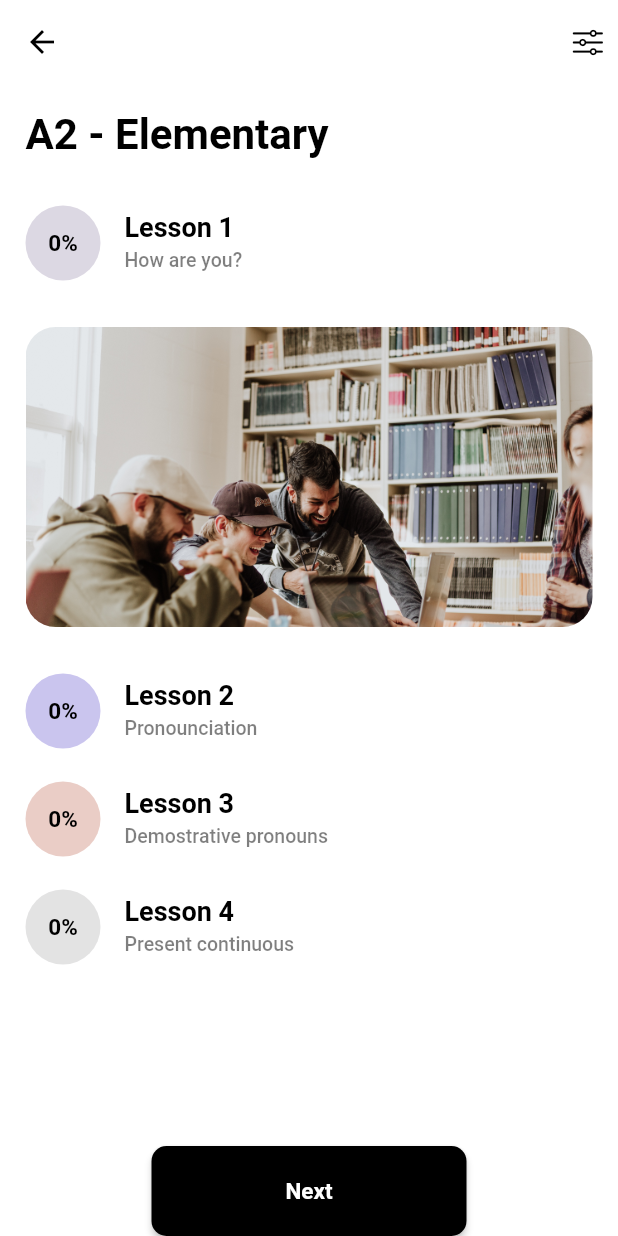
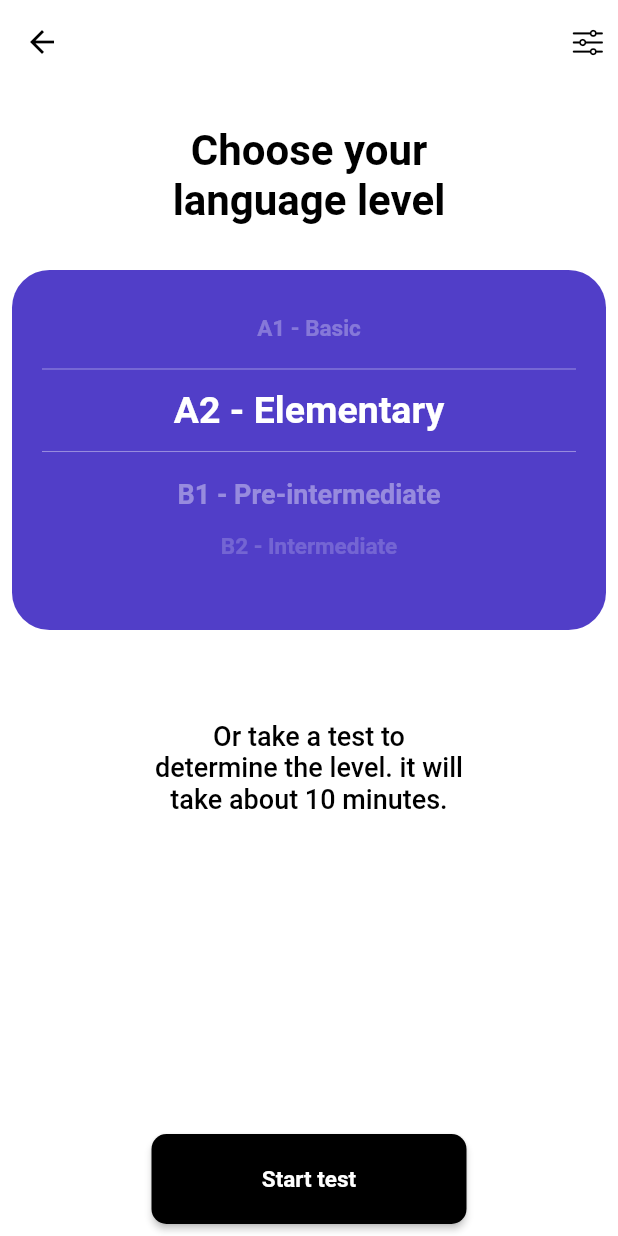
Before and after one commit to kutigbolahan/language_school, a Flutter app: the HomePage screen opened directly, after a tap on "Next", on a phone screen of 412 x 824 dp. Run offline on Flutter 3.47's test engine with Material 3 defaults, Android fonts, the phone set to English and light mode, and no system bars.

Commit message:
completed language level

```diff
--- a/lib/Introduction_page.dart
+++ b/lib/Introduction_page.dart
@@ -1,6 +1,7 @@
 // ignore_for_file: file_names
 
 import 'package:flutter/material.dart';
+
 import 'package:languageschool/home_page.dart';
 
 class IntroductionPage extends StatefulWidget {
--- /dev/null
+++ b/lib/choose_language.dart
@@ -0,0 +1,162 @@
+import 'package:flutter/cupertino.dart';
+import 'package:flutter/material.dart';
+
+class ChooseLangaugePage extends StatelessWidget {
+  const ChooseLangaugePage({super.key});
+
+  @override
+  Widget build(BuildContext context) {
+    return Scaffold(
+      backgroundColor: Colors.white,
+      appBar: AppBar(
+        backgroundColor: Colors.white,
+        elevation: 0,
+        leading: const Icon(
+          Icons.arrow_back,
+          color: Colors.black,
+        ),
+        actions: const [
+          Padding(
+            padding: EdgeInsets.only(right: 8.0),
+            child: Icon(
+              CupertinoIcons.slider_horizontal_3,
+              color: Colors.black,
+            ),
+          )
+        ],
+      ),
+      body: SafeArea(
+        child: Padding(
+          padding: const EdgeInsets.all(8.0),
+          child: Column(
+            children: [
+              const SizedBox(
+                height: 20,
+              ),
+              const Center(
+                child: Text(
+                  'Choose your \nlanguage level',
+                  textAlign: TextAlign.center,
+                  style: TextStyle(
+                      fontSize: 28,
+                      fontWeight: FontWeight.bold,
+                      color: Colors.black),
+                ),
+              ),
+              const SizedBox(
+                height: 30,
+              ),
+              Container(
+                width: MediaQuery.of(context).size.width,
+                height: 240,
+                padding: const EdgeInsets.only(
+                    top: 30, left: 20, right: 20, bottom: 20),
+                decoration: BoxDecoration(
+                    borderRadius: BorderRadius.circular(25),
+                    color: const Color(0XFF513Ec8)),
+                child: Column(
+                  children: [
+                    Text(
+                      'A1 - Basic',
+                      textAlign: TextAlign.center,
+                      style: TextStyle(
+                          fontSize: 15,
+                          fontWeight: FontWeight.bold,
+                          color: Colors.white.withOpacity(0.3)),
+                    ),
+                    const SizedBox(
+                      height: 10,
+                    ),
+                    Divider(
+                      thickness: 0.7,
+                      color: Colors.white.withOpacity(0.4),
+                    ),
+                    const SizedBox(
+                      height: 5,
+                    ),
+                    const Text(
+                      'A2 - Elementary',
+                      textAlign: TextAlign.center,
+                      style: TextStyle(
+                          fontSize: 25,
+                          fontWeight: FontWeight.bold,
+                          color: Colors.white),
+                    ),
+                    const SizedBox(
+                      height: 5,
+                    ),
+                    Divider(
+                      thickness: 0.7,
+                      color: Colors.white.withOpacity(0.4),
+                    ),
+                    const SizedBox(
+                      height: 10,
+                    ),
+                    Text(
+                      'B1 - Pre-intermediate',
+                      textAlign: TextAlign.center,
+                      style: TextStyle(
+                          fontSize: 18,
+                          fontWeight: FontWeight.bold,
+                          color: Colors.white.withOpacity(0.4)),
+                    ),
+                    const SizedBox(
+                      height: 15,
+                    ),
+                    Text(
+                      'B2 - Intermediate',
+                      textAlign: TextAlign.center,
+                      style: TextStyle(
+                          fontSize: 15,
+                          fontWeight: FontWeight.bold,
+                          color: Colors.white.withOpacity(0.2)),
+                    ),
+                  ],
+                ),
+              ),
+              const SizedBox(
+                height: 60,
+              ),
+              Text(
+                'Or take a test to \ndetermine the level. it will \ntake about 10 minutes.',
+                textAlign: TextAlign.center,
+                style: TextStyle(
+                    fontSize: 18,
+                    fontWeight: FontWeight.w500,
+                    color: Colors.black),
+              ),
+              const Spacer(),
+              Center(
+                child: ConstrainedBox(
+                  constraints:
+                      const BoxConstraints.tightFor(width: 210, height: 60),
+                  child: ElevatedButton(
+                    style: ButtonStyle(
+                        backgroundColor:
+                            MaterialStateProperty.all(Colors.black),
+                        shape: MaterialStateProperty.all(RoundedRectangleBorder(
+                            borderRadius: BorderRadius.circular(10)))),
+                    onPressed: () {
+                      Navigator.of(context).push(
+                        MaterialPageRoute(
+                          builder: (context) => const ChooseLangaugePage(),
+                        ),
+                      );
+                    },
+                    child: const Text(
+                      'Start test',
+                      style: TextStyle(
+                          fontSize: 15,
+                          fontWeight: FontWeight.bold,
+                          color: Colors.white),
+                    ),
+                  ),
+                ),
+              )
+            ],
+          ),
+        ),
+      ),
+    );
+  }
+}
--- a/lib/home_page.dart
+++ b/lib/home_page.dart
@@ -1,5 +1,6 @@
 import 'package:flutter/cupertino.dart';
 import 'package:flutter/material.dart';
+import 'package:languageschool/choose_language.dart';
 
 class HomePage extends StatelessWidget {
   const HomePage({super.key});
@@ -89,7 +90,13 @@ class HomePage extends StatelessWidget {
                             MaterialStateProperty.all(Colors.black),
                         shape: MaterialStateProperty.all(RoundedRectangleBorder(
                             borderRadius: BorderRadius.circular(10)))),
-                    onPressed: () {},
+                    onPressed: () {
+                      Navigator.of(context).push(
+                        MaterialPageRoute(
+                          builder: (context) => const ChooseLangaugePage(),
+                        ),
+                      );
+                    },
                     child: const Text(
                       'Next',
                       style: TextStyle(
```
